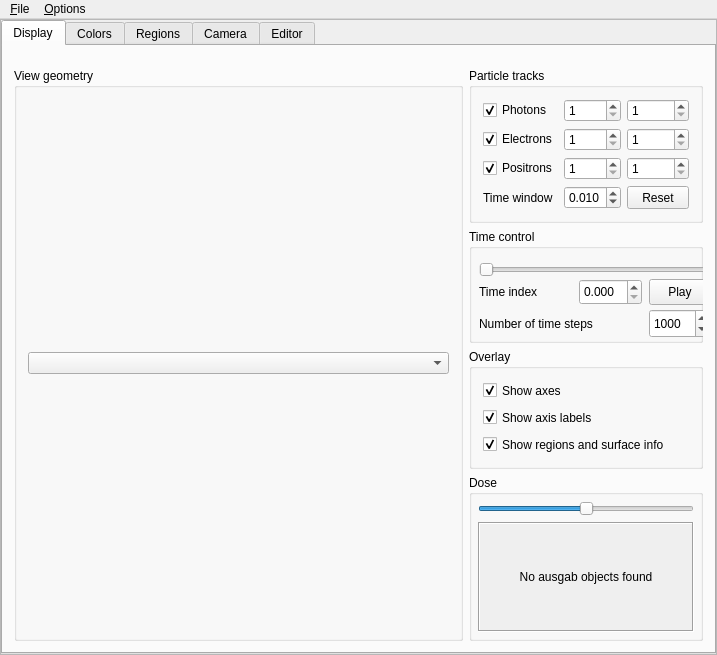
nrc-cnrc/EGSnrc, file HEN_HOUSE/egs++/view/viewcontrol.ui: the form before one commit.
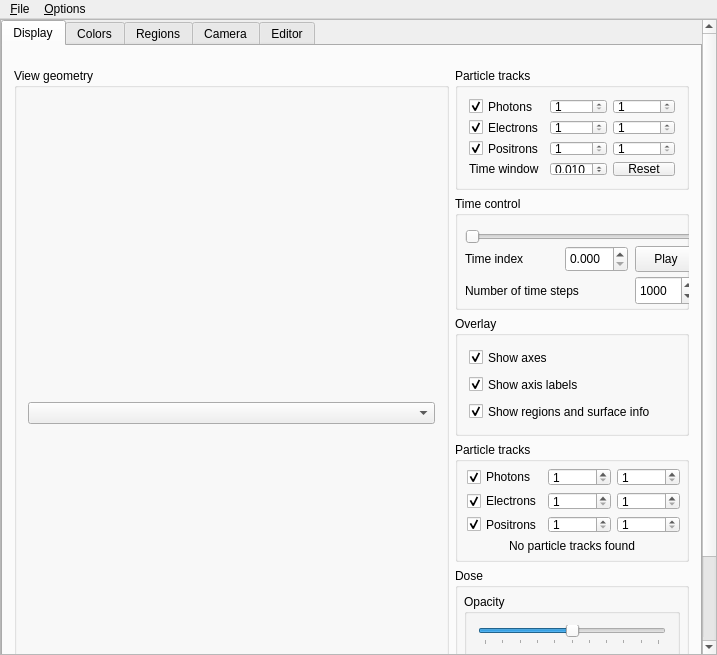
The form after the commit. The open tabs and pages were chosen to show the change.

Commit message:
Fix the recent egs_view ui changes
Recent changes to egs_view were missing some necessary additions to the
ui file. These have been included, along with a couple minor changes.
Also set the compiler flags to use std=c++14 instead of std=c++11.

```diff
--- a/HEN_HOUSE/egs++/view/viewcontrol.ui
+++ b/HEN_HOUSE/egs++/view/viewcontrol.ui
@@ -582,6 +582,155 @@
                     </layout>
                    </widget>
                   </item>
+                  <item>
+                   <widget class="QGroupBox" name="groupBox10">
+                    <property name="sizePolicy">
+                     <sizepolicy hsizetype="Expanding" vsizetype="Minimum">
+                      <horstretch>0</horstretch>
+                      <verstretch>0</verstretch>
+                     </sizepolicy>
+                    </property>
+                    <property name="minimumSize">
+                     <size>
+                      <width>0</width>
+                      <height>120</height>
+                     </size>
+                    </property>
+                    <property name="maximumSize">
+                     <size>
+                      <width>16777215</width>
+                      <height>16777215</height>
+                     </size>
+                    </property>
+                    <property name="toolTip">
+                     <string>Use egs_track_scoring to output a ptracks file</string>
+                    </property>
+                    <property name="title">
+                     <string>Particle tracks</string>
+                    </property>
+                    <layout class="QVBoxLayout" name="verticalLayout_17">
+                     <property name="leftMargin">
+                      <number>6</number>
+                     </property>
+                     <property name="topMargin">
+                      <number>6</number>
+                     </property>
+                     <property name="rightMargin">
+                      <number>6</number>
+                     </property>
+                     <property name="bottomMargin">
+                      <number>6</number>
+                     </property>
+                     <item>
+                      <layout class="QGridLayout" name="gridLayout">
+                       <property name="leftMargin">
+                        <number>3</number>
+                       </property>
+                       <item row="1" column="0">
+                        <widget class="QCheckBox" name="showElectronsCheckbox">
+                         <property name="text">
+                          <string>Electrons</string>
+                         </property>
+                         <property name="checked">
+                          <bool>true</bool>
+                         </property>
+                        </widget>
+                       </item>
+                       <item row="0" column="1">
+                        <widget class="QSpinBox" name="spin_tminp">
+                         <property name="minimum">
+                          <number>1</number>
+                         </property>
+                         <property name="value">
+                          <number>1</number>
+                         </property>
+                        </widget>
+                       </item>
+                       <item row="1" column="2">
+                        <widget class="QSpinBox" name="spin_tmaxe">
+                         <property name="minimum">
+                          <number>1</number>
+                         </property>
+                         <property name="value">
+                          <number>1</number>
+                         </property>
+                        </widget>
+                       </item>
+                       <item row="1" column="1">
+                        <widget class="QSpinBox" name="spin_tmine">
+                         <property name="minimum">
+                          <number>1</number>
+                         </property>
+                         <property name="value">
+                          <number>1</number>
+                         </property>
+                        </widget>
+                       </item>
+                       <item row="0" column="2">
+                        <widget class="QSpinBox" name="spin_tmaxp">
+                         <property name="minimum">
+                          <number>1</number>
+                         </property>
+                         <property name="value">
+                          <number>1</number>
+                         </property>
+                        </widget>
+                       </item>
+                       <item row="0" column="0">
+                        <widget class="QCheckBox" name="showPhotonsCheckbox">
+                         <property name="text">
+                          <string>Photons</string>
+                         </property>
+                         <property name="checked">
+                          <bool>true</bool>
+                         </property>
+                        </widget>
+                       </item>
+                       <item row="2" column="0">
+                        <widget class="QCheckBox" name="showPositronsCheckbox">
+                         <property name="text">
+                          <string>Positrons</string>
+                         </property>
+                         <property name="checked">
+                          <bool>true</bool>
+                         </property>
+                        </widget>
+                       </item>
+                       <item row="2" column="2">
+                        <widget class="QSpinBox" name="spin_tmaxpo">
+                         <property name="minimum">
+                          <number>1</number>
+                         </property>
+                         <property name="value">
+                          <number>1</number>
+                         </property>
+                        </widget>
+                       </item>
+                       <item row="2" column="1">
+                        <widget class="QSpinBox" name="spin_tminpo">
+                         <property name="minimum">
+                          <number>1</number>
+                         </property>
+                         <property name="value">
+                          <number>1</number>
+                         </property>
+                        </widget>
+                       </item>
+                      </layout>
+                     </item>
+                     <item>
+                      <widget class="QLabel" name="label_particles">
+                       <property name="text">
+                        <string>No particle tracks found</string>
+                       </property>
+                       <property name="alignment">
+                        <set>Qt::AlignCenter</set>
+                       </property>
+                      </widget>
+                     </item>
+                    </layout>
+                   </widget>
+                  </item>
                   <item>
                    <widget class="QGroupBox" name="groupBox_dose">
                     <property name="sizePolicy">
@@ -610,16 +759,31 @@
                       <number>6</number>
                      </property>
                      <item>
-                      <widget class="QSlider" name="slider_dose">
-                       <property name="maximum">
-                        <number>100</number>
+                      <widget class="QGroupBox" name="groupBox_7">
+                       <property name="title">
+                        <string>Opacity</string>
                        </property>
-                       <property name="value">
-                        <number>50</number>
-                       </property>
-                       <property name="orientation">
-                        <enum>Qt::Horizontal</enum>
-                       </property>
+                       <layout class="QHBoxLayout" name="horizontalLayout_15">
+                        <item>
+                         <widget class="QSlider" name="slider_dose">
+                          <property name="maximum">
+                           <number>100</number>
+                          </property>
+                          <property name="value">
+                           <number>50</number>
+                          </property>
+                          <property name="orientation">
+                           <enum>Qt::Horizontal</enum>
+                          </property>
+                          <property name="tickPosition">
+                           <enum>QSlider::TicksBelow</enum>
+                          </property>
+                          <property name="tickInterval">
+                           <number>10</number>
+                          </property>
+                         </widget>
+                        </item>
+                       </layout>
                       </widget>
                      </item>
                      <item>
@@ -627,7 +791,7 @@
                        <item>
                         <widget class="QScrollArea" name="scrollArea_2">
                          <property name="frameShape">
-                          <enum>QFrame::Box</enum>
+                          <enum>QFrame::NoFrame</enum>
                          </property>
                          <property name="widgetResizable">
                           <bool>true</bool>
@@ -637,8 +801,8 @@
                            <rect>
                             <x>0</x>
                             <y>0</y>
-                            <width>232</width>
-                            <height>68</height>
+                            <width>301</width>
+                            <height>155</height>
                            </rect>
                           </property>
                           <layout class="QVBoxLayout" name="verticalLayout_16">
@@ -650,7 +814,7 @@
                              <item>
                               <widget class="QLabel" name="label_dose">
                                <property name="text">
-                                <string>No ausgab objects found</string>
+                                <string>No dose files found</string>
                                </property>
                                <property name="alignment">
                                 <set>Qt::AlignCenter</set>
```
Left out of the diff: 42 changed lines with no effect on the pictures. The commit also changes 1 other file.
